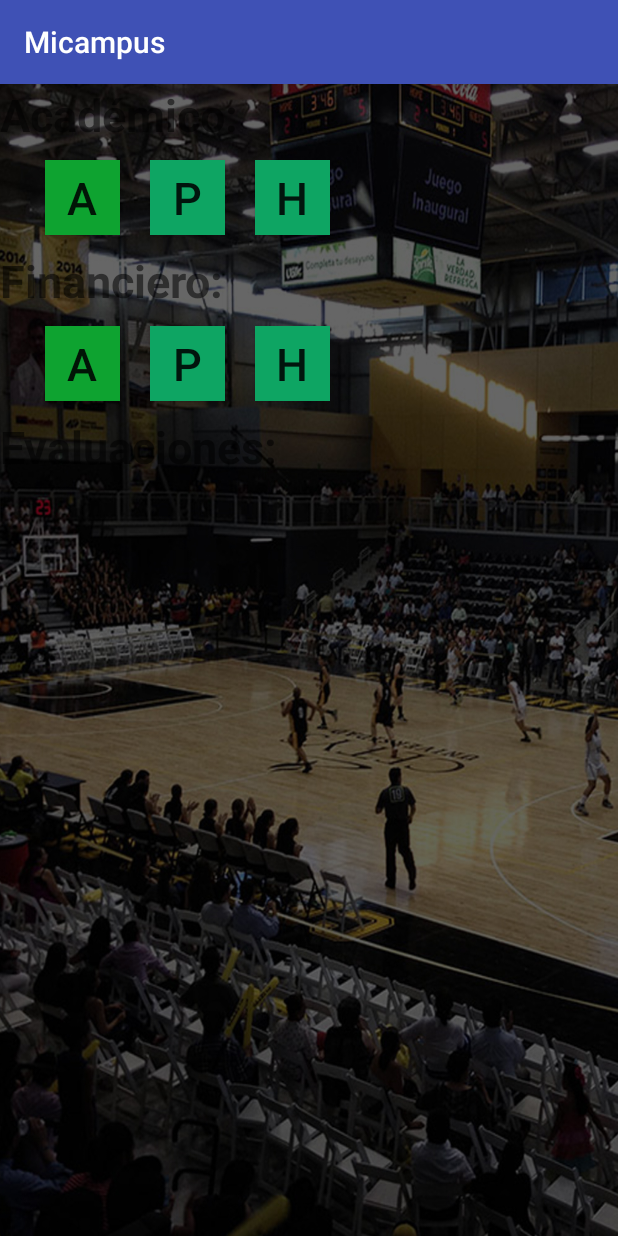
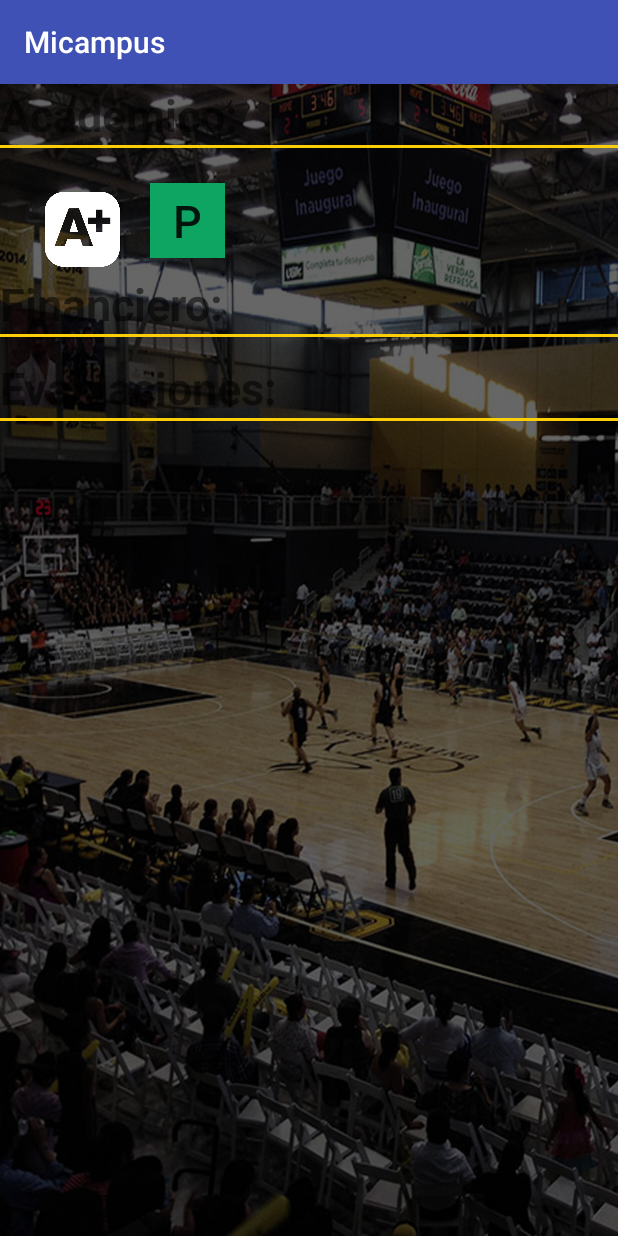
Before and after one commit to AndreaVaGa/IDG195-G7-Vazquez, an Android app: the MainMenuActivity screen opened directly, with no data from a screen before it, on a phone screen of 412 x 824 dp. Run offline under Robolectric (Android 15) with nearby library versions, the phone set to English and light mode, and no system bars; network calls fail.

Commit message:
MainMenu

```diff
--- a/Micampus/app/src/main/res/layout/activity_main_menu.xml
+++ b/Micampus/app/src/main/res/layout/activity_main_menu.xml
@@ -15,6 +15,12 @@
         android:textStyle="bold"
         android:textSize="30dp" />
 
+    <View
+        android:layout_width="fill_parent"
+        android:layout_height="2dp"
+        android:background="#fbce07"
+        android:layout_marginBottom="13dp"/>
+
     <LinearLayout
         android:layout_width="match_parent"
         android:layout_height="wrap_content"
@@ -24,9 +30,7 @@
         android:id="@+id/btn_boleta"
         android:layout_width="50dp"
         android:layout_height="50dp"
-        android:background="#0EA330"
-        android:text="A"
-        android:textSize="30dp"
+        android:background="@drawable/Icono2"
         android:layout_margin="10dp"/>
         <TextView
             android:layout_width="wrap_content"
@@ -41,15 +45,6 @@
         android:text="P"
         android:textSize="30dp"
         android:layout_margin="10dp"/>
-
-        <Button
-        android:id="@+id/btn_horario"
-        android:layout_width="50dp"
-        android:layout_height="50dp"
-        android:background="#0EA563"
-        android:text="H"
-        android:textSize="30dp"
-        android:layout_margin="10dp"/>
     </LinearLayout>
 
     <TextView
@@ -59,48 +54,23 @@
         android:textStyle="bold"
         android:textSize="30dp" />
 
-    <LinearLayout
-        android:layout_width="match_parent"
-        android:layout_height="wrap_content"
-        android:layout_marginLeft="20dp">
+    <View
+        android:layout_width="fill_parent"
+        android:layout_height="2dp"
+        android:background="#fbce07"
+        android:layout_marginBottom="13dp"/>
 
-        <Button
-            android:id="@+id/btn_adeudos"
-            android:layout_width="50dp"
-            android:layout_height="50dp"
-            android:background="#0EA330"
-            android:text="A"
-            android:textSize="30dp"
-            android:layout_margin="10dp"/>
-        <TextView
-            android:layout_width="wrap_content"
-            android:layout_height="wrap_content"
-            android:text=""
-            android:textSize="24dp" />
-        <Button
-            android:id="@+id/btn_historial"
-            android:layout_width="50dp"
-            android:layout_height="50dp"
-            android:background="#0EA563"
-            android:text="P"
-            android:textSize="30dp"
-            android:layout_margin="10dp"/>
-
-        <Button
-            android:id="@+id/btn_tramites"
-            android:layout_width="50dp"
-            android:layout_height="50dp"
-            android:background="#0EA563"
-            android:text="H"
-            android:textSize="30dp"
-            android:layout_margin="10dp"/>
-    </LinearLayout>
     <TextView
         android:layout_width="wrap_content"
         android:layout_height="wrap_content"
         android:text="Evaluaciones:"
         android:textStyle="bold"
         android:textSize="30dp" />
+    <View
+        android:layout_width="fill_parent"
+        android:layout_height="2dp"
+        android:background="#fbce07"
+        android:layout_marginBottom="13dp"/>
 
 </android.support.v7.widget.LinearLayoutCompat>
 
```
Also changed, not shown: Micampus/app/src/main/res/drawable/Icono2.png (added).
